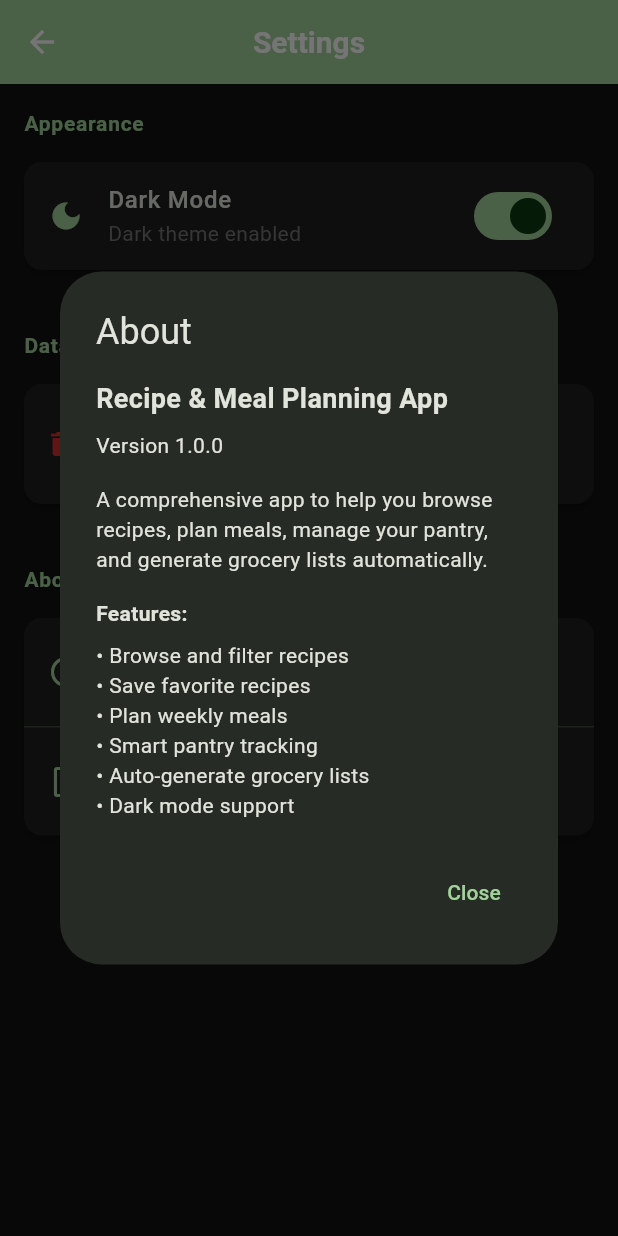
After one commit to jithu2111/recipe_meal_prep_app, a Flutter app: the SettingsScreen screen opened directly, after a tap on "Dark Mode", after a tap on "About App", on a phone screen of 412 x 824 dp. The commit adds this screen. Run offline on Flutter 3.47's test engine with Material 3 defaults, Android fonts, the phone set to English and light mode, and no system bars; our stand-ins replace cached_network_image, connectivity_plus, share_plus, shared_preferences, sqflite; accounts and stored records are empty; network calls fail.

Commit message:
Implemented dark theme

```diff
--- a/lib/main.dart
+++ b/lib/main.dart
@@ -6,6 +6,7 @@ import 'services/storage_service.dart';
 import 'services/connectivity_service.dart';
 import 'widgets/offline_banner.dart';
 import 'providers/favorites_provider.dart';
+import 'providers/theme_provider.dart';
 
 void main() async {
   WidgetsFlutterBinding.ensureInitialized();
@@ -19,17 +20,24 @@ class RecipeMealPrepApp extends StatelessWidget {
 
   @override
   Widget build(BuildContext context) {
-    return ChangeNotifierProvider(
-      create: (context) => FavoritesProvider()..loadFavorites(),
-      child: MaterialApp(
+    return MultiProvider(
+      providers: [
+        ChangeNotifierProvider(create: (context) => FavoritesProvider()..loadFavorites()),
+        ChangeNotifierProvider(create: (context) => ThemeProvider()),
+      ],
+      child: Consumer<ThemeProvider>(
+        builder: (context, themeProvider, child) {
+          return MaterialApp(
             title: 'Recipe & Meal Planner',
             debugShowCheckedModeBanner: false,
             theme: AppTheme.lightTheme,
             darkTheme: AppTheme.darkTheme,
-        themeMode: ThemeMode.light,
+            themeMode: themeProvider.themeMode,
             home: const OfflineBanner(
               child: HomeScreen(),
             ),
+          );
+        },
       ),
     );
   }
--- /dev/null
+++ b/lib/providers/theme_provider.dart
@@ -0,0 +1,61 @@
+import 'package:flutter/material.dart';
+import '../services/storage_service.dart';
+
+class ThemeProvider extends ChangeNotifier {
+  ThemeMode _themeMode = ThemeMode.light;
+  final StorageService _storage = StorageService();
+
+  ThemeMode get themeMode => _themeMode;
+
+  bool get isDarkMode => _themeMode == ThemeMode.dark;
+
+  ThemeProvider() {
+    _loadThemeMode();
+  }
+
+  Future<void> _loadThemeMode() async {
+    final savedTheme = await _storage.getThemeMode();
+    if (savedTheme != null) {
+      _themeMode = _getThemeModeFromString(savedTheme);
+      notifyListeners();
+    }
+  }
+
+  Future<void> setThemeMode(ThemeMode mode) async {
+    _themeMode = mode;
+    await _storage.saveThemeMode(_getStringFromThemeMode(mode));
+    notifyListeners();
+  }
+
+  Future<void> toggleTheme() async {
+    if (_themeMode == ThemeMode.light) {
+      await setThemeMode(ThemeMode.dark);
+    } else {
+      await setThemeMode(ThemeMode.light);
+    }
+  }
+
+  ThemeMode _getThemeModeFromString(String mode) {
+    switch (mode) {
+      case 'dark':
+        return ThemeMode.dark;
+      case 'light':
+        return ThemeMode.light;
+      case 'system':
+        return ThemeMode.system;
+      default:
+        return ThemeMode.light;
+    }
+  }
+
+  String _getStringFromThemeMode(ThemeMode mode) {
+    switch (mode) {
+      case ThemeMode.dark:
+        return 'dark';
+      case ThemeMode.light:
+        return 'light';
+      case ThemeMode.system:
+        return 'system';
+    }
+  }
+}
--- a/lib/screens/recipe_list_screen.dart
+++ b/lib/screens/recipe_list_screen.dart
@@ -4,6 +4,7 @@ import '../data/sample_recipes.dart';
 import '../widgets/recipe_card.dart';
 import '../widgets/filter_panel.dart';
 import 'recipe_detail_screen.dart';
+import 'settings_screen.dart';
 import '../services/share_service.dart';
 import '../providers/favorites_provider.dart';
 
@@ -90,6 +91,19 @@ class _RecipeListScreenState extends State<RecipeListScreen> {
         title: const Text('Recipes'),
         backgroundColor: Theme.of(context).colorScheme.primary,
         actions: [
+          // Settings button
+          IconButton(
+            icon: const Icon(Icons.settings_outlined),
+            onPressed: () {
+              Navigator.push(
+                context,
+                MaterialPageRoute(
+                  builder: (context) => const SettingsScreen(),
+                ),
+              );
+            },
+            tooltip: 'Settings',
+          ),
           // Filter button with badge
           Stack(
             children: [
--- /dev/null
+++ b/lib/screens/settings_screen.dart
@@ -0,0 +1,243 @@
+import 'package:flutter/material.dart';
+import 'package:provider/provider.dart';
+import '../providers/theme_provider.dart';
+import '../services/storage_service.dart';
+
+class SettingsScreen extends StatelessWidget {
+  const SettingsScreen({super.key});
+
+  @override
+  Widget build(BuildContext context) {
+    final themeProvider = Provider.of<ThemeProvider>(context);
+    final storage = StorageService();
+
+    return Scaffold(
+      appBar: AppBar(
+        title: const Text('Settings'),
+        backgroundColor: Theme.of(context).colorScheme.primary,
+      ),
+      body: ListView(
+        children: [
+          // Appearance Section
+          _buildSectionHeader(context, 'Appearance'),
+          Card(
+            margin: const EdgeInsets.symmetric(horizontal: 16, vertical: 8),
+            child: SwitchListTile(
+              title: const Text(
+                'Dark Mode',
+                style: TextStyle(
+                  fontSize: 16,
+                  fontWeight: FontWeight.w500,
+                ),
+              ),
+              subtitle: Text(
+                themeProvider.isDarkMode
+                    ? 'Dark theme enabled'
+                    : 'Light theme enabled',
+                style: TextStyle(
+                  fontSize: 14,
+                  color: Colors.grey[600],
+                ),
+              ),
+              secondary: Icon(
+                themeProvider.isDarkMode ? Icons.dark_mode : Icons.light_mode,
+                color: Theme.of(context).colorScheme.primary,
+              ),
+              value: themeProvider.isDarkMode,
+              onChanged: (value) {
+                themeProvider.toggleTheme();
+              },
+            ),
+          ),
+
+          const SizedBox(height: 16),
+
+          // Data Management Section
+          _buildSectionHeader(context, 'Data Management'),
+          Card(
+            margin: const EdgeInsets.symmetric(horizontal: 16, vertical: 8),
+            child: Column(
+              children: [
+                ListTile(
+                  leading: Icon(
+                    Icons.delete_sweep,
+                    color: Colors.red[700],
+                  ),
+                  title: const Text(
+                    'Clear All Data',
+                    style: TextStyle(
+                      fontSize: 16,
+                      fontWeight: FontWeight.w500,
+                    ),
+                  ),
+                  subtitle: Text(
+                    'Delete all favorites, meal plans, and grocery lists',
+                    style: TextStyle(
+                      fontSize: 14,
+                      color: Colors.grey[600],
+                    ),
+                  ),
+                  trailing: const Icon(Icons.chevron_right),
+                  onTap: () => _showClearDataDialog(context, storage),
+                ),
+              ],
+            ),
+          ),
+
+          const SizedBox(height: 16),
+
+          // About Section
+          _buildSectionHeader(context, 'About'),
+          Card(
+            margin: const EdgeInsets.symmetric(horizontal: 16, vertical: 8),
+            child: Column(
+              children: [
+                ListTile(
+                  leading: Icon(
+                    Icons.info_outline,
+                    color: Theme.of(context).colorScheme.primary,
+                  ),
+                  title: const Text(
+                    'Version',
+                    style: TextStyle(
+                      fontSize: 16,
+                      fontWeight: FontWeight.w500,
+                    ),
+                  ),
+                  subtitle: const Text(
+                    '1.0.0',
+                    style: TextStyle(fontSize: 14),
+                  ),
+                ),
+                const Divider(height: 1),
+                ListTile(
+                  leading: Icon(
+                    Icons.description_outlined,
+                    color: Theme.of(context).colorScheme.primary,
+                  ),
+                  title: const Text(
+                    'About App',
+                    style: TextStyle(
+                      fontSize: 16,
+                      fontWeight: FontWeight.w500,
+                    ),
+                  ),
+                  subtitle: const Text(
+                    'Recipe & Meal Planning App',
+                    style: TextStyle(fontSize: 14),
+                  ),
+                  trailing: const Icon(Icons.chevron_right),
+                  onTap: () => _showAboutDialog(context),
+                ),
+              ],
+            ),
+          ),
+
+          const SizedBox(height: 32),
+        ],
+      ),
+    );
+  }
+
+  Widget _buildSectionHeader(BuildContext context, String title) {
+    return Padding(
+      padding: const EdgeInsets.fromLTRB(16, 16, 16, 8),
+      child: Text(
+        title,
+        style: TextStyle(
+          fontSize: 14,
+          fontWeight: FontWeight.bold,
+          color: Theme.of(context).colorScheme.primary,
+          letterSpacing: 0.5,
+        ),
+      ),
+    );
+  }
+
+  void _showClearDataDialog(BuildContext context, StorageService storage) {
+    showDialog(
+      context: context,
+      builder: (context) => AlertDialog(
+        title: const Text('Clear All Data'),
+        content: const Text(
+          'Are you sure you want to delete all your data? This will remove:\n\n'
+          '• All favorites\n'
+          '• All meal plans\n'
+          '• All grocery lists\n'
+          '• All pantry items\n\n'
+          'This action cannot be undone.',
+        ),
+        actions: [
+          TextButton(
+            onPressed: () => Navigator.pop(context),
+            child: const Text('Cancel'),
+          ),
+          ElevatedButton(
+            style: ElevatedButton.styleFrom(
+              backgroundColor: Colors.red,
+              foregroundColor: Colors.white,
+            ),
+            onPressed: () async {
+              Navigator.pop(context);
+              await storage.clearAll();
+              ScaffoldMessenger.of(context).showSnackBar(
+                const SnackBar(
+                  content: Text('All data cleared successfully'),
+                  backgroundColor: Colors.green,
+                ),
+              );
+            },
+            child: const Text('Clear All'),
+          ),
+        ],
+      ),
+    );
+  }
+
+  void _showAboutDialog(BuildContext context) {
+    showDialog(
+      context: context,
+      builder: (context) => AlertDialog(
+        title: const Text('About'),
+        content: const Column(
+          mainAxisSize: MainAxisSize.min,
+          crossAxisAlignment: CrossAxisAlignment.start,
+          children: [
+            Text(
+              'Recipe & Meal Planning App',
+              style: TextStyle(
+                fontSize: 18,
+                fontWeight: FontWeight.bold,
+              ),
+            ),
+            SizedBox(height: 8),
+            Text('Version 1.0.0'),
+            SizedBox(height: 16),
+            Text(
+              'A comprehensive app to help you browse recipes, plan meals, '
+              'manage your pantry, and generate grocery lists automatically.',
+            ),
+            SizedBox(height: 16),
+            Text(
+              'Features:',
+              style: TextStyle(fontWeight: FontWeight.bold),
+            ),
+            SizedBox(height: 8),
+            Text('• Browse and filter recipes'),
+            Text('• Save favorite recipes'),
+            Text('• Plan weekly meals'),
+            Text('• Smart pantry tracking'),
+            Text('• Auto-generate grocery lists'),
+            Text('• Dark mode support'),
+          ],
+        ),
+        actions: [
+          TextButton(
+            onPressed: () => Navigator.pop(context),
+            child: const Text('Close'),
+          ),
+        ],
+      ),
+    );
+  }
+}
```
Lines whose indentation alone changed are shown as unchanged.
